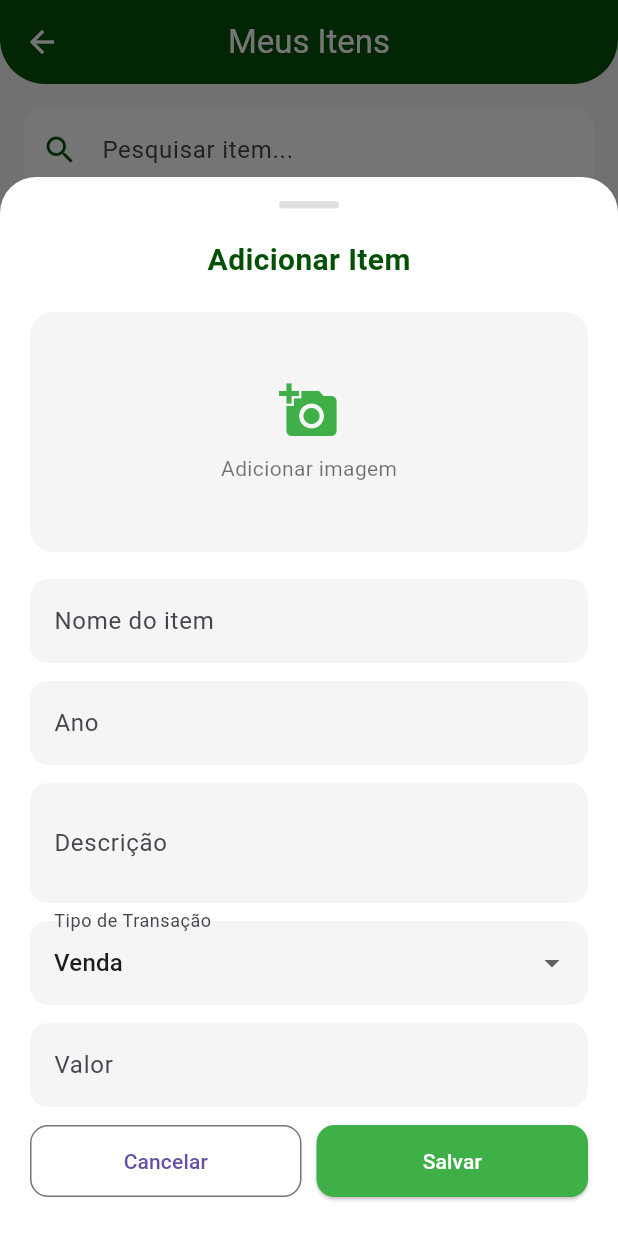
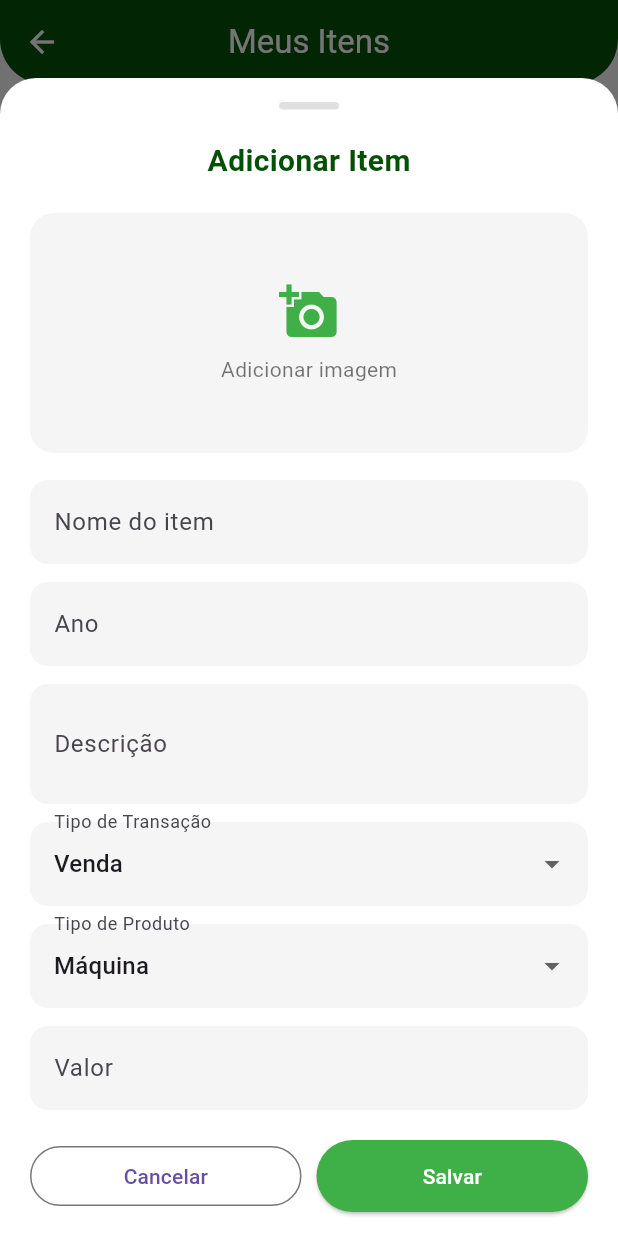
Before and after one commit to Rafinha003/Inteligencia_agro, a Flutter app: the TelaVerMeusItens screen opened by its route, after a tap on "Adicionar Item", on a phone screen of 412 x 824 dp. Run offline on Flutter 3.47's test engine with Material 3 defaults, Android fonts, the phone set to English and light mode, and no system bars; our stand-ins replace cloud_firestore, device_preview, firebase_auth, firebase_core, image_picker; accounts and stored records are empty.

Commit message:
Criando controle para exibir apenas o usuario que permitido no historico de transação e editar um item

```diff
--- a/lib/View/tela-perfil/tela-ver-meus-itens/tela-ver-meus-itens.dart
+++ b/lib/View/tela-perfil/tela-ver-meus-itens/tela-ver-meus-itens.dart
@@ -37,14 +37,9 @@ class _TelaVerMeusItensState extends State<TelaVerMeusItens> {
         padding: const EdgeInsets.all(16),
         child: Column(
           children: [
-            // 🔍 Campo de pesquisa
             TextField(
               controller: _pesquisaController,
-              onChanged: (value) {
-                setState(() {
-                  filtro = value.toLowerCase();
-                });
-              },
+              onChanged: (value) => setState(() => filtro = value.toLowerCase()),
               decoration: InputDecoration(
                 hintText: "Pesquisar item...",
                 prefixIcon: const Icon(Icons.search, color: Color(0xFF045006)),
@@ -58,7 +53,6 @@ class _TelaVerMeusItensState extends State<TelaVerMeusItens> {
             ),
             const SizedBox(height: 16),
 
-            // ➕ Botão adicionar item
             SizedBox(
               width: double.infinity,
               child: ElevatedButton.icon(
@@ -84,7 +78,6 @@ class _TelaVerMeusItensState extends State<TelaVerMeusItens> {
             ),
             const SizedBox(height: 24),
 
-            // 📋 Lista de itens
             Expanded(
               child: FutureBuilder<List<Map<String, dynamic>>>(
                 future: _controller.obterItensUsuario(),
@@ -122,7 +115,9 @@ class _TelaVerMeusItensState extends State<TelaVerMeusItens> {
                     itemBuilder: (context, index) {
                       final item = itensFiltrados[index];
 
-                      return Container(
+                      return GestureDetector(
+                        onTap: () => _abrirModalAdicionarItem(context, item: item),
+                        child: Container(
                           margin: const EdgeInsets.only(bottom: 14),
                           decoration: BoxDecoration(
                             color: Colors.white,
@@ -158,7 +153,8 @@ class _TelaVerMeusItensState extends State<TelaVerMeusItens> {
                                       ),
                                       const SizedBox(height: 6),
                                       Text("Ano: ${item['ano']}"),
-                                    Text("Tipo: ${item['tipoTransacao']}"),
+                                      Text("Tipo Transação: ${item['tipoTransacao']}"),
+                                      Text("Tipo Produto: ${item['tipoProduto']}"),
                                       if (item['tipoTransacao'] != 'Troca')
                                         Text(
                                           "Valor: R\$ ${item['valor']}",
@@ -173,6 +169,7 @@ class _TelaVerMeusItensState extends State<TelaVerMeusItens> {
                               ],
                             ),
                           ),
+                        ),
                       );
                     },
                   );
@@ -185,9 +182,8 @@ class _TelaVerMeusItensState extends State<TelaVerMeusItens> {
     );
   }
 
-  // 🖼️ Função auxiliar para imagem
   Widget _buildItemImage(dynamic imagemData) {
-    const double tamanho = 90; // imagem maior
+    const double tamanho = 90;
 
     if (imagemData == null || imagemData.toString().isEmpty) {
       return Container(
@@ -196,10 +192,6 @@ class _TelaVerMeusItensState extends State<TelaVerMeusItens> {
         color: const Color(0xFF3FAF47),
         child: const Icon(Icons.image_not_supported, color: Colors.white),
       );
-    }
-
-    if (imagemData.toString().startsWith('http')) {
-      return Image.network(imagemData, width: tamanho, height: tamanho, fit: BoxFit.cover);
     }
 
     try {
@@ -215,14 +207,17 @@ class _TelaVerMeusItensState extends State<TelaVerMeusItens> {
     }
   }
 
-Future<void> _abrirModalAdicionarItem(BuildContext context) async {
-  final nomeController = TextEditingController();
-  final anoController = TextEditingController();
-  final descricaoController = TextEditingController();
-  final valorController = TextEditingController();
-  final diasController = TextEditingController();
-  String tipoSelecionado = "Venda";
-  Uint8List? imagemSelecionada;
+  Future<void> _abrirModalAdicionarItem(BuildContext context, {Map<String, dynamic>? item}) async {
+    final nomeController = TextEditingController(text: item?['nome'] ?? '');
+    final anoController = TextEditingController(text: item?['ano'] ?? '');
+    final descricaoController = TextEditingController(text: item?['descricao'] ?? '');
+    final valorController = TextEditingController(text: item?['valor'] ?? '');
+    final diasController = TextEditingController(text: item?['quantidadeDias'] ?? '');
+    String tipoSelecionado = item?['tipoTransacao'] ?? "Venda";
+    String tipoProdutoSelecionado = item?['tipoProduto'] ?? "Máquina";
+    Uint8List? imagemSelecionada = item?['imagem'] != null && item?['imagem'] != ''
+        ? base64Decode(item!['imagem'])
+        : null;
 
     await showModalBottomSheet(
       context: context,
@@ -240,14 +235,12 @@ Future<void> _abrirModalAdicionarItem(BuildContext context) async {
                 left: 20,
                 right: 20,
                 top: 16,
-              bottom: mediaQuery.viewInsets.bottom + 16, // evita o teclado sobrepor
+                bottom: mediaQuery.viewInsets.bottom + 16,
               ),
               child: SingleChildScrollView(
                 child: Column(
-                mainAxisSize: MainAxisSize.min,
                   crossAxisAlignment: CrossAxisAlignment.start,
                   children: [
-                  // 🔹 Indicador superior
                     Center(
                       child: Container(
                         width: 40,
@@ -259,11 +252,10 @@ Future<void> _abrirModalAdicionarItem(BuildContext context) async {
                         ),
                       ),
                     ),
-
-                  const Center(
+                    Center(
                       child: Text(
-                      "Adicionar Item",
-                      style: TextStyle(
+                        item == null ? "Adicionar Item" : "Editar Item",
+                        style: const TextStyle(
                           fontSize: 20,
                           fontWeight: FontWeight.bold,
                           color: Color(0xFF045006),
@@ -271,8 +263,6 @@ Future<void> _abrirModalAdicionarItem(BuildContext context) async {
                       ),
                     ),
                     const SizedBox(height: 20),
-
-                  // 🖼️ Selecionar imagem
                     GestureDetector(
                       onTap: () async {
                         final picker = ImagePicker();
@@ -300,13 +290,9 @@ Future<void> _abrirModalAdicionarItem(BuildContext context) async {
                             ? Column(
                                 mainAxisAlignment: MainAxisAlignment.center,
                                 children: const [
-                                Icon(Icons.add_a_photo,
-                                    size: 40, color: Color(0xFF3FAF47)),
+                                  Icon(Icons.add_a_photo, size: 40, color: Color(0xFF3FAF47)),
                                   SizedBox(height: 8),
-                                Text(
-                                  "Adicionar imagem",
-                                  style: TextStyle(color: Colors.black54),
-                                ),
+                                  Text("Adicionar imagem", style: TextStyle(color: Colors.black54)),
                                 ],
                               )
                             : Stack(
@@ -323,11 +309,8 @@ Future<void> _abrirModalAdicionarItem(BuildContext context) async {
                                           shape: BoxShape.circle,
                                         ),
                                         padding: const EdgeInsets.all(4),
-                                      child: const Icon(
-                                        Icons.close,
-                                        color: Colors.white,
-                                        size: 18,
-                                      ),
+                                        child: const Icon(Icons.close,
+                                            color: Colors.white, size: 18),
                                       ),
                                     ),
                                   ),
@@ -336,120 +319,51 @@ Future<void> _abrirModalAdicionarItem(BuildContext context) async {
                       ),
                     ),
                     const SizedBox(height: 18),
-
-                  // 📝 Campos de texto
-                  TextField(
-                    controller: nomeController,
-                    decoration: InputDecoration(
-                      labelText: "Nome do item",
-                      filled: true,
-                      fillColor: Colors.grey[100],
-                      border: OutlineInputBorder(
-                        borderRadius: BorderRadius.circular(12),
-                        borderSide: BorderSide.none,
-                      ),
-                    ),
-                  ),
+                    _buildTextField("Nome do item", nomeController),
+                    const SizedBox(height: 12),
+                    _buildTextField("Ano", anoController, keyboard: TextInputType.number),
+                    const SizedBox(height: 12),
+                    _buildTextField("Descrição", descricaoController, maxLines: 2),
                     const SizedBox(height: 12),
 
-                  TextField(
-                    controller: anoController,
-                    keyboardType: TextInputType.number,
-                    decoration: InputDecoration(
-                      labelText: "Ano",
-                      filled: true,
-                      fillColor: Colors.grey[100],
-                      border: OutlineInputBorder(
-                        borderRadius: BorderRadius.circular(12),
-                        borderSide: BorderSide.none,
-                      ),
-                    ),
-                  ),
-                  const SizedBox(height: 12),
-
-                  TextField(
-                    controller: descricaoController,
-                    maxLines: 2,
-                    decoration: InputDecoration(
-                      labelText: "Descrição",
-                      filled: true,
-                      fillColor: Colors.grey[100],
-                      border: OutlineInputBorder(
-                        borderRadius: BorderRadius.circular(12),
-                        borderSide: BorderSide.none,
-                      ),
-                    ),
-                  ),
-                  const SizedBox(height: 12),
-
-                  // 🔄 Tipo de transação
                     DropdownButtonFormField<String>(
                       value: tipoSelecionado,
-                    decoration: InputDecoration(
-                      labelText: "Tipo de Transação",
-                      filled: true,
-                      fillColor: Colors.grey[100],
-                      border: OutlineInputBorder(
-                        borderRadius: BorderRadius.circular(12),
-                        borderSide: BorderSide.none,
-                      ),
-                    ),
+                      decoration: _dropdownDecoration("Tipo de Transação"),
                       items: const [
                         DropdownMenuItem(value: "Venda", child: Text("Venda")),
                         DropdownMenuItem(value: "Troca", child: Text("Troca")),
                         DropdownMenuItem(value: "Aluga", child: Text("Aluga")),
                       ],
-                    onChanged: (value) =>
-                        setModalState(() => tipoSelecionado = value!),
+                      onChanged: (value) => setModalState(() => tipoSelecionado = value!),
                     ),
                     const SizedBox(height: 12),
 
-                  // 💰 Campo de valor (opcional)
+                    DropdownButtonFormField<String>(
+                      value: tipoProdutoSelecionado,
+                      decoration: _dropdownDecoration("Tipo de Produto"),
+                      items: const [
+                        DropdownMenuItem(value: "Máquina", child: Text("Máquina")),
+                        DropdownMenuItem(value: "Insumo", child: Text("Insumo")),
+                        DropdownMenuItem(value: "Equipamento", child: Text("Equipamento")),
+                      ],
+                      onChanged: (value) =>
+                          setModalState(() => tipoProdutoSelecionado = value!),
+                    ),
+                    const SizedBox(height: 12),
+
                     if (tipoSelecionado != "Troca")
-                    TextField(
-                      controller: valorController,
-                      keyboardType: TextInputType.number,
-                      decoration: InputDecoration(
-                        labelText: "Valor",
-                        filled: true,
-                        fillColor: Colors.grey[100],
-                        border: OutlineInputBorder(
-                          borderRadius: BorderRadius.circular(12),
-                          borderSide: BorderSide.none,
-                        ),
-                      ),
-                    ),
-                  if (tipoSelecionado != "Troca") const SizedBox(height: 12),
+                      _buildTextField("Valor", valorController, keyboard: TextInputType.number),
+                    if (tipoSelecionado == "Aluga") const SizedBox(height: 12),
+                    if (tipoSelecionado == "Aluga")
+                      _buildTextField("Quantidade de dias", diasController,
+                          keyboard: TextInputType.number),
 
-                  // 📅 Campo de dias (somente se for aluguel)
-                  if (tipoSelecionado == "Aluga")
-                    TextField(
-                      controller: diasController,
-                      keyboardType: TextInputType.number,
-                      decoration: InputDecoration(
-                        labelText: "Quantidade de dias",
-                        filled: true,
-                        fillColor: Colors.grey[100],
-                        border: OutlineInputBorder(
-                          borderRadius: BorderRadius.circular(12),
-                          borderSide: BorderSide.none,
-                        ),
-                      ),
-                    ),
-                  if (tipoSelecionado == "Aluga") const SizedBox(height: 12),
-
-                  // 🔘 Botões
+                    const SizedBox(height: 20),
                     Row(
                       children: [
                         Expanded(
                           child: OutlinedButton(
                             onPressed: () => Navigator.pop(context),
-                          style: OutlinedButton.styleFrom(
-                            padding: const EdgeInsets.symmetric(vertical: 14),
-                            shape: RoundedRectangleBorder(
-                              borderRadius: BorderRadius.circular(12),
-                            ),
-                          ),
                             child: const Text("Cancelar"),
                           ),
                         ),
@@ -457,9 +371,26 @@ Future<void> _abrirModalAdicionarItem(BuildContext context) async {
                         Expanded(
                           child: ElevatedButton(
                             onPressed: () async {
-                            final imagemBase64 = imagemSelecionada != null
-                                ? base64Encode(imagemSelecionada!)
-                                : null;
+                              if (nomeController.text.trim().isEmpty ||
+                                  anoController.text.trim().isEmpty ||
+                                  descricaoController.text.trim().isEmpty ||
+                                  tipoSelecionado.isEmpty ||
+                                  tipoProdutoSelecionado.isEmpty ||
+                                  imagemSelecionada == null ||
+                                  (tipoSelecionado != "Troca" &&
+                                      valorController.text.trim().isEmpty) ||
+                                  (tipoSelecionado == "Aluga" &&
+                                      diasController.text.trim().isEmpty)) {
+                                ScaffoldMessenger.of(context).showSnackBar(
+                                  const SnackBar(
+                                    content: Text("Todos os campos devem ser preenchidos."),
+                                    backgroundColor: Colors.red,
+                                  ),
+                                );
+                                return;
+                              }
+
+                              final imagemBase64 = base64Encode(imagemSelecionada!);
 
                               try {
                                 await _controller.salvarItem(
@@ -467,17 +398,15 @@ Future<void> _abrirModalAdicionarItem(BuildContext context) async {
                                   ano: anoController.text.trim(),
                                   descricao: descricaoController.text.trim(),
                                   tipoTransacao: tipoSelecionado,
-                                valor: valorController.text.trim().isEmpty
-                                    ? null
-                                    : valorController.text.trim(),
-                                dias: diasController.text.trim().isEmpty
-                                    ? null
-                                    : diasController.text.trim(),
+                                  tipoProduto: tipoProdutoSelecionado,
+                                  valor: valorController.text.trim(),
+                                  dias: diasController.text.trim(),
                                   base64Image: imagemBase64,
+                                  itemId: item?['id'], // <-- edição se tiver ID
                                 );
 
                                 Navigator.pop(context);
-                              setState(() {}); // atualiza a lista
+                                setState(() {});
                               } catch (e) {
                                 ScaffoldMessenger.of(context).showSnackBar(
                                   SnackBar(content: Text("Erro ao salvar item: $e")),
@@ -486,20 +415,13 @@ Future<void> _abrirModalAdicionarItem(BuildContext context) async {
                             },
                             style: ElevatedButton.styleFrom(
                               backgroundColor: const Color(0xFF3FAF47),
-                            shape: RoundedRectangleBorder(
-                              borderRadius: BorderRadius.circular(12),
-                            ),
                               padding: const EdgeInsets.symmetric(vertical: 14),
                             ),
-                          child: const Text(
-                            "Salvar",
-                            style: TextStyle(color: Colors.white),
-                          ),
+                            child: const Text("Salvar", style: TextStyle(color: Colors.white)),
                           ),
                         ),
                       ],
                     ),
-                  const SizedBox(height: 10),
                   ],
                 ),
               ),
@@ -509,4 +431,34 @@ Future<void> _abrirModalAdicionarItem(BuildContext context) async {
       },
     );
   }
+
+  InputDecoration _dropdownDecoration(String label) {
+    return InputDecoration(
+      labelText: label,
+      filled: true,
+      fillColor: Colors.grey[100],
+      border: OutlineInputBorder(
+        borderRadius: BorderRadius.circular(12),
+        borderSide: BorderSide.none,
+      ),
+    );
   }
+
+  Widget _buildTextField(String label, TextEditingController controller,
+      {TextInputType keyboard = TextInputType.text, int maxLines = 1}) {
+    return TextField(
+      controller: controller,
+      maxLines: maxLines,
+      keyboardType: keyboard,
+      decoration: InputDecoration(
+        labelText: label,
+        filled: true,
+        fillColor: Colors.grey[100],
+        border: OutlineInputBorder(
+          borderRadius: BorderRadius.circular(12),
+          borderSide: BorderSide.none,
+        ),
+      ),
+    );
+  }
+}
```
Also changed, not shown: lib/Controller/Tela-perfil-controller/TelaPerfilController.dart (+31 -19 lines), lib/Controller/tela-chat/chatController.dart (+59 -0 lines), lib/View/Tela-chat/chat.dart (added, +194 -0 lines), lib/View/Tela-chat/tela-chat-pessoal/chat-pessoal.dart (+22 -23 lines), lib/View/Tela-principal/tela-principal.dart (+53 -19 lines). Lines whose indentation alone changed are shown as unchanged.
